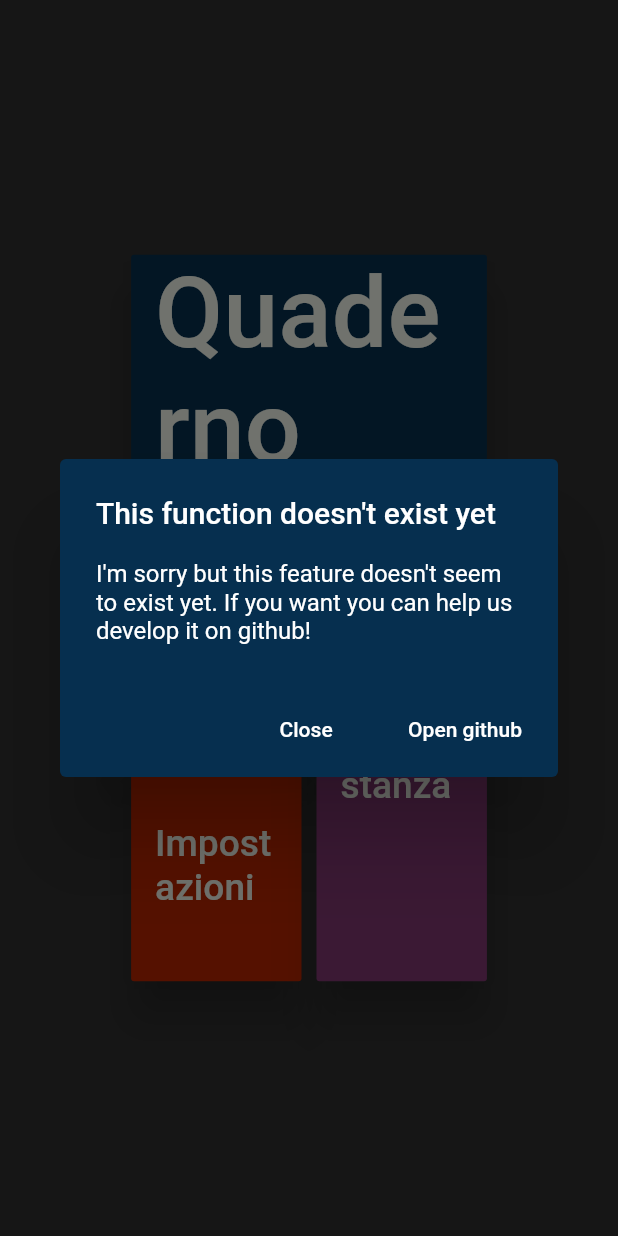
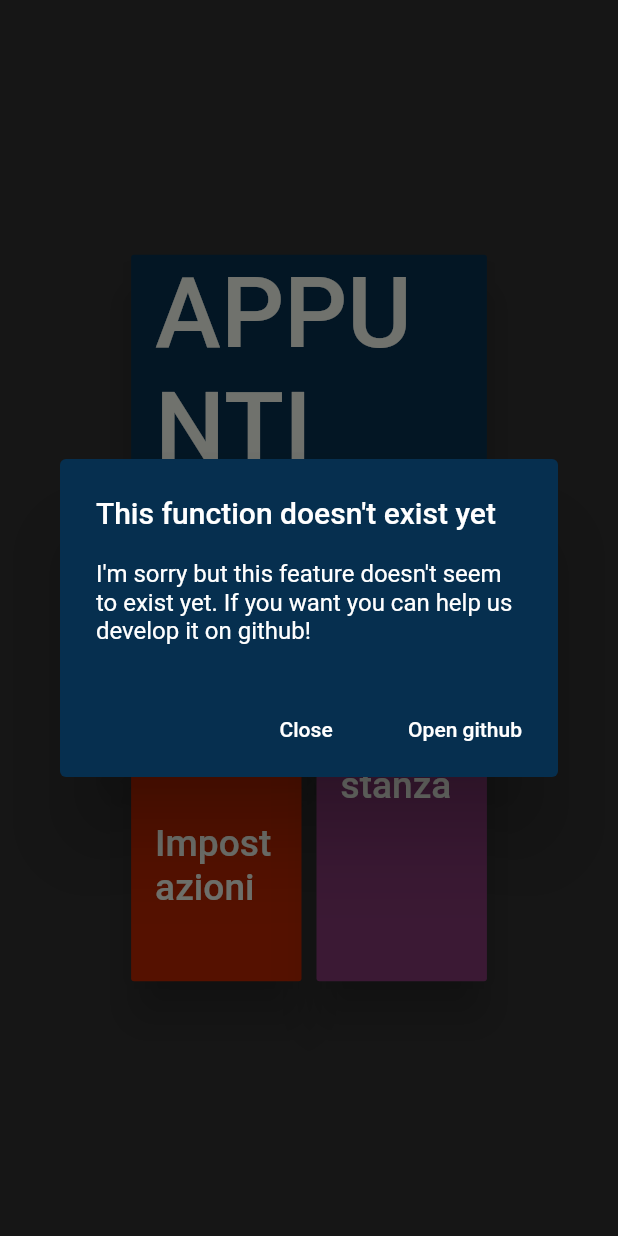
Before and after one commit to LiMIllusion/Notic, a Flutter app: the screen it shows after launch, after a tap on "Accedi a una stanza", on a phone screen of 412 x 824 dp. Run offline on Flutter 3.47's test engine with Material 2 defaults, Android fonts, the phone set to English and light mode, and no system bars.

Commit message:
Added new files

```diff
--- a/lib/homescreen.dart
+++ b/lib/homescreen.dart
@@ -1,6 +1,7 @@
 import 'package:flutter/material.dart';
 import 'other/sizeConfig.dart';
 import 'other/errorSnackbar.dart';
+import 'notebooks/notebooks.dart';
 
 class HomeScreen extends StatefulWidget{
   @override
@@ -32,15 +33,17 @@ class _HomeScreenState extends State<HomeScreen>{
                   width: 60 * SizeConfig.safeBlockScreenWidth,
                   child: Padding(
                       padding: EdgeInsets.all(5.0),
-                      child: RaisedButton(
+                      child: Hero(
+                        tag: "notebooks",
+                        child:RaisedButton(
                       color: Color(0xFF062f4f),
                         elevation: 13,
-                        child: Text("Quaderno", style: TextStyle(color: Color(0xfff4f8ed), fontSize: 8*SizeConfig.safeBlockScreenHeight)),
+                        child: Text("APPUNTI", style: TextStyle(color: Color(0xfff4f8ed), fontSize: 8*SizeConfig.safeBlockScreenHeight)),
                         onPressed: (){
-                          toDoError(context);
-                          //Navigator.push(context, MaterialPageRoute(builder: (context) => Quaderno()))
+                          //toDoError(context);
+                          Navigator.push(context, MaterialPageRoute<void>(builder: (BuildContext context) => NoteBooks()));
                         },
-                      )),
+                      ))),
                 )
               ]),
               Row(
--- a/lib/other/errorSnackbar.dart
+++ b/lib/other/errorSnackbar.dart
@@ -18,7 +18,7 @@ void toDoError(context){
     }
         }, child: Text("Open github"))
       ],
-      backgroundColor: Color(0xFF062f4f)/*Color(0xFFb92601)*/,
+      backgroundColor: Color(0xFF062f4f),
     );
   });
 }
```
Also changed, not shown: lib/notebooks/notebooks.dart (added, +42 -0 lines), 36 other files.
